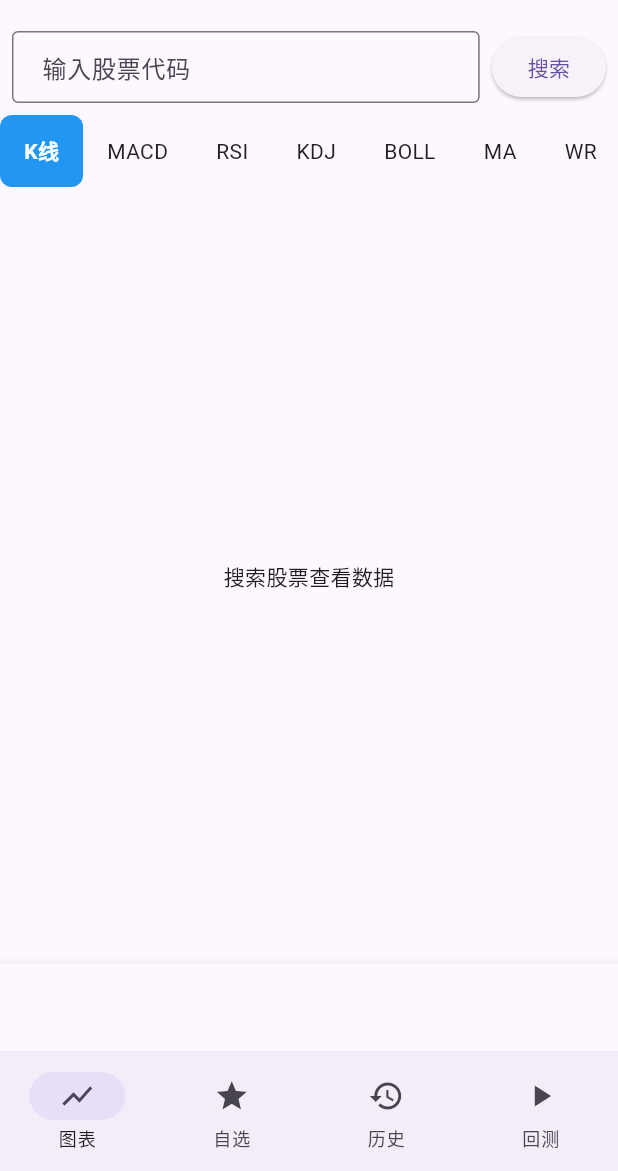
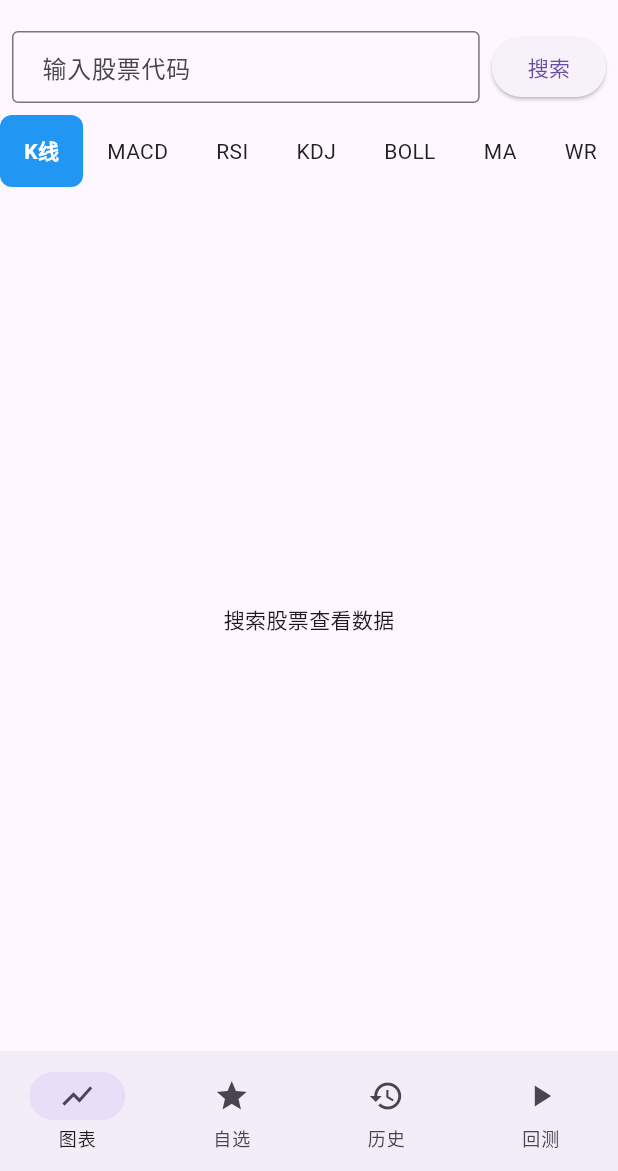
Before and after one commit to njxisang/flutter_stock_app, a Flutter app: the screen it shows after launch, on a phone screen of 412 x 824 dp, the part 65-1236 px from its top. Run offline on Flutter 3.47's test engine with Material 3 defaults, Android fonts, the light colour scheme and no system bars; our stand-ins replace equatable, fl_chart, flutter_bloc, go_router, shared_preferences.

Commit message:
fix: remove duplicate BottomNavigationBar from MainPage (navigation handled by ScaffoldWithNav)

```diff
--- a/lib/presentation/pages/main_page.dart
+++ b/lib/presentation/pages/main_page.dart
@@ -45,15 +45,6 @@ class _MainPageState extends State<MainPage> {
           _buildDateRange(),
           _buildTabBar(),
           Expanded(child: _buildChartContent()),
-        ],
-      ),
-      bottomNavigationBar: BottomNavigationBar(
-        currentIndex: 0,
-        items: const [
-          BottomNavigationBarItem(icon: Icon(Icons.show_chart), label: '图表'),
-          BottomNavigationBarItem(icon: Icon(Icons.star), label: '自选'),
-          BottomNavigationBarItem(icon: Icon(Icons.history), label: '历史'),
-          BottomNavigationBarItem(icon: Icon(Icons.play_arrow), label: '回测'),
         ],
       ),
     );
```
